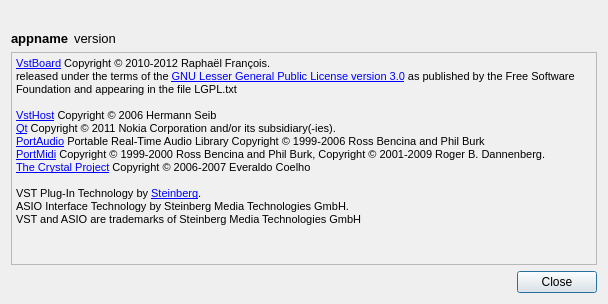
The window that src/common/views/aboutdialog.ui (CtrlBrk/vstboard) describes before a commit, drawn with Qt 5.
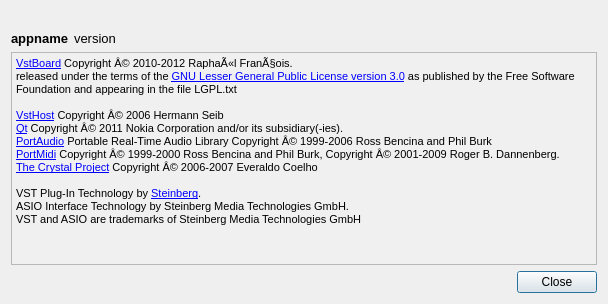
The same window after the commit. Icons and pictures are not drawn.

```diff
--- a/src/common/views/aboutdialog.ui
+++ b/src/common/views/aboutdialog.ui
@@ -137,14 +137,14 @@
 &lt;html&gt;&lt;head&gt;&lt;meta name=&quot;qrichtext&quot; content=&quot;1&quot; /&gt;&lt;style type=&quot;text/css&quot;&gt;
 p, li { white-space: pre-wrap; }
 &lt;/style&gt;&lt;/head&gt;&lt;body style=&quot; font-family:'MS Shell Dlg 2'; font-size:8.25pt; font-weight:400; font-style:normal;&quot;&gt;
-&lt;p style=&quot; margin-top:0px; margin-bottom:0px; margin-left:0px; margin-right:0px; -qt-block-indent:0; text-indent:0px;&quot;&gt;&lt;a href=&quot;http://vstboard.blogspot.com/&quot;&gt;&lt;span style=&quot; font-size:8pt; text-decoration: underline; color:#0000ff;&quot;&gt;VstBoard&lt;/span&gt;&lt;/a&gt;&lt;span style=&quot; font-size:8pt; color:#000000;&quot;&gt; Copyright © 2010-2012 Raphaël François. &lt;/span&gt;&lt;/p&gt;
+&lt;p style=&quot; margin-top:0px; margin-bottom:0px; margin-left:0px; margin-right:0px; -qt-block-indent:0; text-indent:0px;&quot;&gt;&lt;a href=&quot;http://vstboard.blogspot.com/&quot;&gt;&lt;span style=&quot; font-size:8pt; text-decoration: underline; color:#0000ff;&quot;&gt;VstBoard&lt;/span&gt;&lt;/a&gt;&lt;span style=&quot; font-size:8pt; color:#000000;&quot;&gt; Copyright Â© 2010-2012 RaphaÃ«l FranÃ§ois. &lt;/span&gt;&lt;/p&gt;
 &lt;p style=&quot; margin-top:0px; margin-bottom:0px; margin-left:0px; margin-right:0px; -qt-block-indent:0; text-indent:0px;&quot;&gt;&lt;span style=&quot; font-size:8pt; color:#000000;&quot;&gt;released under the terms of the &lt;/span&gt;&lt;a href=&quot;http://www.gnu.org/licenses/lgpl.html&quot;&gt;&lt;span style=&quot; font-size:8pt; text-decoration: underline; color:#0000ff;&quot;&gt;GNU Lesser General Public License version 3.0&lt;/span&gt;&lt;/a&gt;&lt;span style=&quot; font-size:8pt; color:#000000;&quot;&gt; as published by the Free Software Foundation and appearing in the file LGPL.txt&lt;/span&gt;&lt;/p&gt;
 &lt;p style=&quot;-qt-paragraph-type:empty; margin-top:0px; margin-bottom:0px; margin-left:0px; margin-right:0px; -qt-block-indent:0; text-indent:0px; font-size:8pt;&quot;&gt;&lt;/p&gt;
-&lt;p style=&quot; margin-top:0px; margin-bottom:0px; margin-left:0px; margin-right:0px; -qt-block-indent:0; text-indent:0px;&quot;&gt;&lt;a href=&quot;http://www.hermannseib.com/&quot;&gt;&lt;span style=&quot; font-size:8pt; text-decoration: underline; color:#0000ff;&quot;&gt;VstHost&lt;/span&gt;&lt;/a&gt;&lt;span style=&quot; font-size:8pt; color:#000000;&quot;&gt; Copyright © 2006 Hermann Seib&lt;/span&gt;&lt;/p&gt;
-&lt;p style=&quot; margin-top:0px; margin-bottom:0px; margin-left:0px; margin-right:0px; -qt-block-indent:0; text-indent:0px;&quot;&gt;&lt;a href=&quot;http://qt.nokia.com&quot;&gt;&lt;span style=&quot; font-size:8pt; text-decoration: underline; color:#0000ff;&quot;&gt;Qt&lt;/span&gt;&lt;/a&gt;&lt;span style=&quot; font-size:8pt; color:#000000;&quot;&gt; Copyright © 2011 Nokia Corporation and/or its subsidiary(-ies).&lt;/span&gt;&lt;/p&gt;
-&lt;p style=&quot; margin-top:0px; margin-bottom:0px; margin-left:0px; margin-right:0px; -qt-block-indent:0; text-indent:0px;&quot;&gt;&lt;a href=&quot;http://www.portaudio.com&quot;&gt;&lt;span style=&quot; font-size:8pt; text-decoration: underline; color:#0000ff;&quot;&gt;PortAudio&lt;/span&gt;&lt;/a&gt;&lt;span style=&quot; font-size:8pt; color:#000000;&quot;&gt; Portable Real-Time Audio Library Copyright © 1999-2006 Ross Bencina and Phil Burk&lt;/span&gt;&lt;/p&gt;
-&lt;p style=&quot; margin-top:0px; margin-bottom:0px; margin-left:0px; margin-right:0px; -qt-block-indent:0; text-indent:0px;&quot;&gt;&lt;a href=&quot;http://sourceforge.net/projects/portmedia&quot;&gt;&lt;span style=&quot; font-size:8pt; text-decoration: underline; color:#0000ff;&quot;&gt;PortMidi&lt;/span&gt;&lt;/a&gt;&lt;span style=&quot; font-size:8pt; color:#000000;&quot;&gt; Copyright © 1999-2000 Ross Bencina and Phil Burk, Copyright © 2001-2009 Roger B. Dannenberg.&lt;/span&gt;&lt;/p&gt;
-&lt;p style=&quot; margin-top:0px; margin-bottom:0px; margin-left:0px; margin-right:0px; -qt-block-indent:0; text-indent:0px;&quot;&gt;&lt;a href=&quot;http://www.everaldo.com/crystal&quot;&gt;&lt;span style=&quot; font-size:8pt; text-decoration: underline; color:#0000ff;&quot;&gt;The Crystal Project&lt;/span&gt;&lt;/a&gt;&lt;span style=&quot; font-size:8pt; color:#000000;&quot;&gt; Copyright © 2006-2007 Everaldo Coelho&lt;/span&gt;&lt;/p&gt;
+&lt;p style=&quot; margin-top:0px; margin-bottom:0px; margin-left:0px; margin-right:0px; -qt-block-indent:0; text-indent:0px;&quot;&gt;&lt;a href=&quot;http://www.hermannseib.com/&quot;&gt;&lt;span style=&quot; font-size:8pt; text-decoration: underline; color:#0000ff;&quot;&gt;VstHost&lt;/span&gt;&lt;/a&gt;&lt;span style=&quot; font-size:8pt; color:#000000;&quot;&gt; Copyright Â© 2006 Hermann Seib&lt;/span&gt;&lt;/p&gt;
+&lt;p style=&quot; margin-top:0px; margin-bottom:0px; margin-left:0px; margin-right:0px; -qt-block-indent:0; text-indent:0px;&quot;&gt;&lt;a href=&quot;http://qt.nokia.com&quot;&gt;&lt;span style=&quot; font-size:8pt; text-decoration: underline; color:#0000ff;&quot;&gt;Qt&lt;/span&gt;&lt;/a&gt;&lt;span style=&quot; font-size:8pt; color:#000000;&quot;&gt; Copyright Â© 2011 Nokia Corporation and/or its subsidiary(-ies).&lt;/span&gt;&lt;/p&gt;
+&lt;p style=&quot; margin-top:0px; margin-bottom:0px; margin-left:0px; margin-right:0px; -qt-block-indent:0; text-indent:0px;&quot;&gt;&lt;a href=&quot;http://www.portaudio.com&quot;&gt;&lt;span style=&quot; font-size:8pt; text-decoration: underline; color:#0000ff;&quot;&gt;PortAudio&lt;/span&gt;&lt;/a&gt;&lt;span style=&quot; font-size:8pt; color:#000000;&quot;&gt; Portable Real-Time Audio Library Copyright Â© 1999-2006 Ross Bencina and Phil Burk&lt;/span&gt;&lt;/p&gt;
+&lt;p style=&quot; margin-top:0px; margin-bottom:0px; margin-left:0px; margin-right:0px; -qt-block-indent:0; text-indent:0px;&quot;&gt;&lt;a href=&quot;http://sourceforge.net/projects/portmedia&quot;&gt;&lt;span style=&quot; font-size:8pt; text-decoration: underline; color:#0000ff;&quot;&gt;PortMidi&lt;/span&gt;&lt;/a&gt;&lt;span style=&quot; font-size:8pt; color:#000000;&quot;&gt; Copyright Â© 1999-2000 Ross Bencina and Phil Burk, Copyright Â© 2001-2009 Roger B. Dannenberg.&lt;/span&gt;&lt;/p&gt;
+&lt;p style=&quot; margin-top:0px; margin-bottom:0px; margin-left:0px; margin-right:0px; -qt-block-indent:0; text-indent:0px;&quot;&gt;&lt;a href=&quot;http://www.everaldo.com/crystal&quot;&gt;&lt;span style=&quot; font-size:8pt; text-decoration: underline; color:#0000ff;&quot;&gt;The Crystal Project&lt;/span&gt;&lt;/a&gt;&lt;span style=&quot; font-size:8pt; color:#000000;&quot;&gt; Copyright Â© 2006-2007 Everaldo Coelho&lt;/span&gt;&lt;/p&gt;
 &lt;p style=&quot;-qt-paragraph-type:empty; margin-top:0px; margin-bottom:0px; margin-left:0px; margin-right:0px; -qt-block-indent:0; text-indent:0px; font-size:8pt;&quot;&gt;&lt;/p&gt;
 &lt;p style=&quot; margin-top:0px; margin-bottom:0px; margin-left:0px; margin-right:0px; -qt-block-indent:0; text-indent:0px;&quot;&gt;&lt;span style=&quot; font-family:'Geneva,Arial,Helvetica,sans-serif'; font-size:8pt; color:#000000;&quot;&gt;VST Plug-In Technology by &lt;/span&gt;&lt;a href=&quot;http://www.steinberg.net&quot;&gt;&lt;span style=&quot; font-size:8pt; text-decoration: underline; color:#0000ff;&quot;&gt;Steinberg&lt;/span&gt;&lt;/a&gt;&lt;span style=&quot; font-family:'Geneva,Arial,Helvetica,sans-serif'; font-size:8pt; color:#000000;&quot;&gt;.&lt;/span&gt;&lt;/p&gt;
 &lt;p style=&quot; margin-top:0px; margin-bottom:0px; margin-left:0px; margin-right:0px; -qt-block-indent:0; text-indent:0px;&quot;&gt;&lt;span style=&quot; font-family:'Geneva,Arial,Helvetica,sans-serif'; font-size:8pt; color:#000000;&quot;&gt;ASIO Interface Technology by Steinberg Media Technologies GmbH.&lt;/span&gt;&lt;/p&gt;
```
